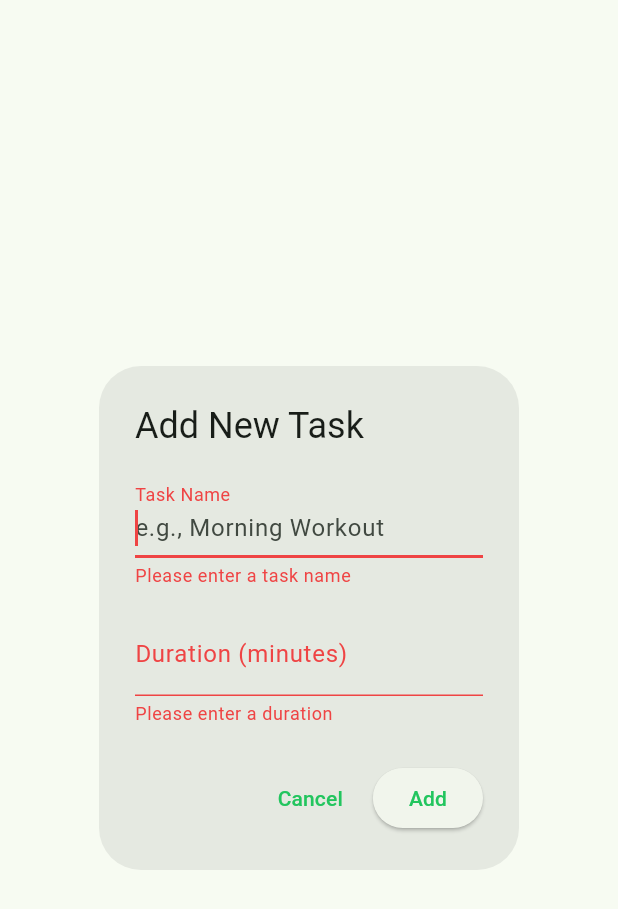
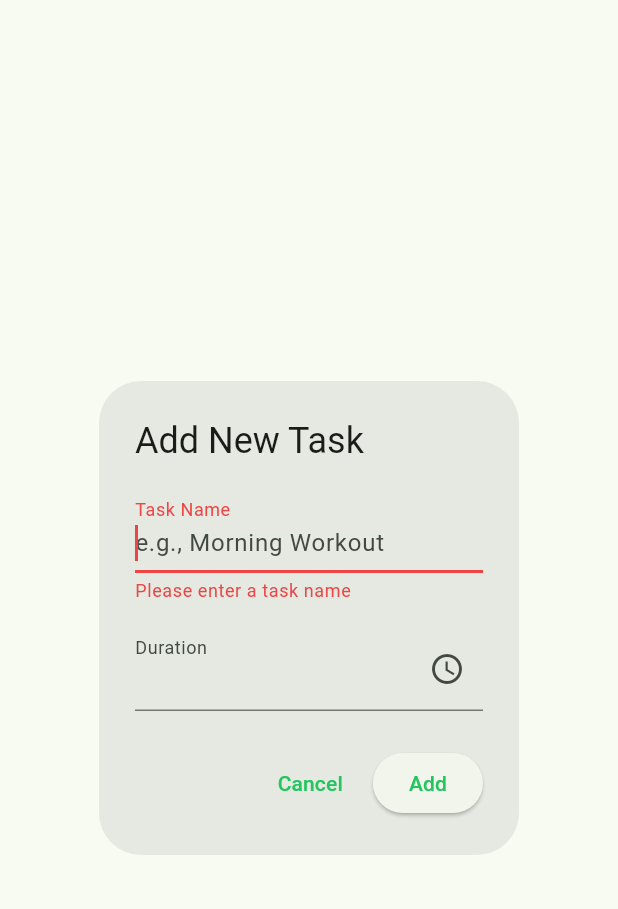
Before and after one commit to tsteward/routine-timer, a Flutter app: the _AddTaskDialog widget shown alone on an empty page, opened directly, after a tap on "Add", on a phone screen of 412 x 824 dp. Shown: the top 909 px of the screen. Run offline on Flutter 3.47's test engine with Material 3 defaults, Android fonts, the phone set to English and light mode, and no system bars; our stand-ins replace equatable, flutter_bloc; missing offline and left inert: bloc_dev_tools.

Commit message:
Refactor task duration input to use time picker
Co-authored-by: tsteward0 <tsteward0@gmail.com>

```diff
--- a/lib/src/screens/task_management_screen.dart
+++ b/lib/src/screens/task_management_screen.dart
@@ -401,17 +401,51 @@ class _AddTaskDialog extends StatefulWidget {
 class _AddTaskDialogState extends State<_AddTaskDialog> {
   final _formKey = GlobalKey<FormState>();
   final _nameController = TextEditingController();
-  final _durationController = TextEditingController();
+  TimeOfDay? _selectedDuration;
+  String? _durationError;
 
   @override
   void dispose() {
     _nameController.dispose();
-    _durationController.dispose();
     super.dispose();
+  }
+
+  Future<void> _selectDuration() async {
+    final TimeOfDay? picked = await showTimePicker(
+      context: context,
+      initialTime: _selectedDuration ?? const TimeOfDay(hour: 0, minute: 20),
+      builder: (BuildContext context, Widget? child) {
+        return MediaQuery(
+          data: MediaQuery.of(context).copyWith(alwaysUse24HourFormat: true),
+          child: child!,
+        );
+      },
+      helpText: 'Select Duration',
+      hourLabelText: 'Hours',
+      minuteLabelText: 'Minutes',
+    );
+
+    if (picked != null) {
+      setState(() {
+        _selectedDuration = picked;
+        _durationError = null;
+      });
+    }
+  }
+
+  String _formatDuration(TimeOfDay time) {
+    final hours = time.hour;
+    final minutes = time.minute;
+    if (hours > 0) {
+      return '${hours}h ${minutes}m';
+    } else {
+      return '${minutes}m';
+    }
   }
 
   @override
   Widget build(BuildContext context) {
+    final theme = Theme.of(context);
     return AlertDialog(
       title: const Text('Add New Task'),
       content: Form(
@@ -434,23 +468,27 @@ class _AddTaskDialogState extends State<_AddTaskDialog> {
               },
             ),
             const SizedBox(height: 16),
-            TextFormField(
-              controller: _durationController,
-              decoration: const InputDecoration(
-                labelText: 'Duration (minutes)',
-                hintText: 'e.g., 20',
+            InkWell(
+              onTap: _selectDuration,
+              borderRadius: BorderRadius.circular(4),
+              child: InputDecorator(
+                decoration: InputDecoration(
+                  labelText: 'Duration',
+                  hintText: 'Tap to select',
+                  errorText: _durationError,
+                  suffixIcon: const Icon(Icons.access_time),
+                ),
+                child: Text(
+                  _selectedDuration != null
+                      ? _formatDuration(_selectedDuration!)
+                      : '',
+                  style: _selectedDuration != null
+                      ? theme.textTheme.bodyLarge
+                      : theme.textTheme.bodyLarge?.copyWith(
+                          color: theme.hintColor,
+                        ),
+                ),
               ),
-              keyboardType: TextInputType.number,
-              validator: (value) {
-                if (value == null || value.trim().isEmpty) {
-                  return 'Please enter a duration';
-                }
-                final duration = int.tryParse(value);
-                if (duration == null || duration <= 0) {
-                  return 'Please enter a valid positive number';
-                }
-                return null;
-              },
             ),
           ],
         ),
@@ -462,13 +500,27 @@ class _AddTaskDialogState extends State<_AddTaskDialog> {
         ),
         ElevatedButton(
           onPressed: () {
-            if (_formKey.currentState!.validate()) {
-              final name = _nameController.text.trim();
-              final durationMinutes = int.parse(_durationController.text);
-              final durationSeconds = durationMinutes * 60;
-              widget.onAdd(name, durationSeconds);
-              Navigator.of(context).pop();
+            if (!_formKey.currentState!.validate()) {
+              return;
             }
+            if (_selectedDuration == null) {
+              setState(() {
+                _durationError = 'Please select a duration';
+              });
+              return;
+            }
+            final totalMinutes =
+                (_selectedDuration!.hour * 60) + _selectedDuration!.minute;
+            if (totalMinutes == 0) {
+              setState(() {
+                _durationError = 'Duration must be greater than 0';
+              });
+              return;
+            }
+            final name = _nameController.text.trim();
+            final durationSeconds = totalMinutes * 60;
+            widget.onAdd(name, durationSeconds);
+            Navigator.of(context).pop();
           },
           child: const Text('Add'),
         ),
```
Also changed, not shown: 1 other file.
